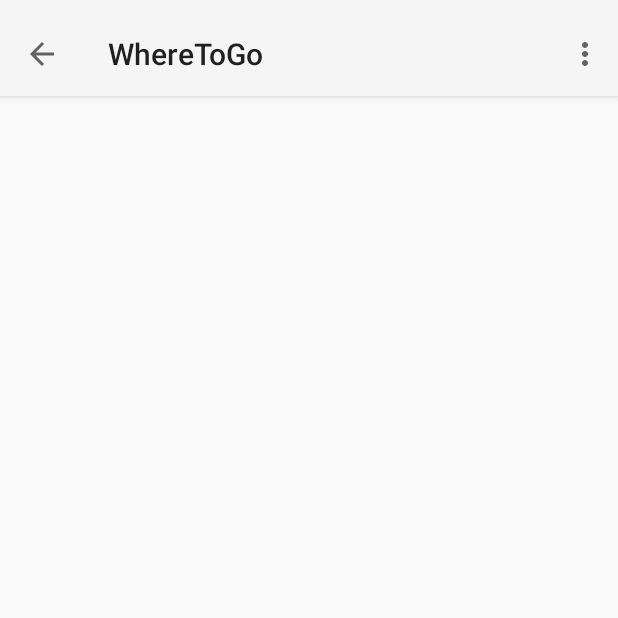
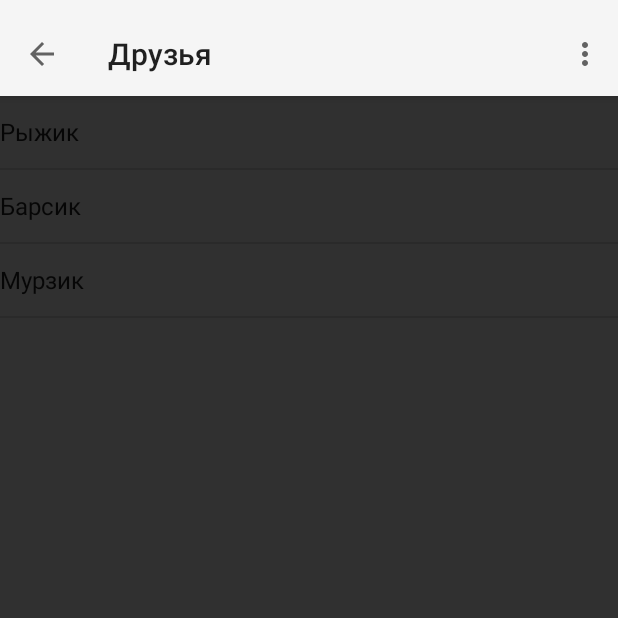
Before and after one commit to SAVeselovskiy/WhereToGo, an Android app: the MainActivity screen opened directly, with no data from a screen before it, on a phone screen of 412 x 824 dp, the top half of it. Run offline under Robolectric (Android 15) with nearby library versions, the phone set to English and light mode, and no system bars; libraries missing offline, so code that uses them is left out: com.mikepenz.iconics, com.mikepenz.materialdrawer, com.vk.sdk; 2 statements that could not run were skipped.

Commit message:
add vk auth, fragment and list view on friend list (next step - try fill list with friends, save auth token for next session)

```diff
--- a/app/build.gradle
+++ b/app/build.gradle
@@ -24,8 +24,11 @@ android {
 
 dependencies {
     compile fileTree(dir: 'libs', include: ['*.jar'])
-    compile 'com.android.support:appcompat-v7:22.0.0'
     compile('com.mikepenz.materialdrawer:library:0.9.5@aar') {
         transitive = true
     }
+    compile project(':vksdk_library')
+    compile 'com.android.support:appcompat-v7:22.0.0'
+    compile 'com.android.support:support-v4:22.0.0'
+    compile 'com.google.android.gms:play-services:7.0.0'
 }
--- /dev/null
+++ b/app/src/main/java/ru/saveselovskiy/mycursach/FriendList/FriendListFragment.java
@@ -0,0 +1,46 @@
+package ru.saveselovskiy.mycursach.FriendList;
+
+import android.app.Activity;
+import android.app.Fragment;
+import android.os.Bundle;
+import android.view.LayoutInflater;
+import android.view.View;
+import android.view.ViewGroup;
+import android.widget.ArrayAdapter;
+import android.widget.ListView;
+
+import ru.saveselovskiy.mycursach.R;
+
+/**
+ * Created by Admin on 29.03.2015.
+ */
+public class FriendListFragment extends Fragment {
+    public static final String TAG = FriendListFragment.class
+            .getSimpleName();
+    private Activity up;
+    public static FriendListFragment newInstance(){
+        return new FriendListFragment();
+    }
+    public FriendListFragment(){
+
+    }
+    @Override
+    public void onCreate(Bundle savedInstanceState) {
+        super.onCreate(savedInstanceState);
+//        setRetainInstance(true);
+    }
+
+
+    @Override
+    public View onCreateView(LayoutInflater inflater, ViewGroup container,
+                             Bundle savedInstanceState) {
+        ListView rootView = (ListView)inflater.inflate(R.layout.fragment_friend_list, container,
+                false);
+        ArrayAdapter<String> adapter = new ArrayAdapter(getActivity(), R.layout.friend_list_item,new  String[]{"Рыжик", "Барсик", "Мурзик"});
+        getActivity().setTitle("Друзья");
+        rootView.setAdapter(adapter);
+        up = getActivity();
+//        getData();
+        return rootView;
+    }
+}
--- a/app/src/main/java/ru/saveselovskiy/mycursach/MainActivity.java
+++ b/app/src/main/java/ru/saveselovskiy/mycursach/MainActivity.java
@@ -1,14 +1,18 @@
 package ru.saveselovskiy.mycursach;
 
 import android.app.Activity;
+import android.app.Fragment;
+import android.content.Intent;
 import android.support.v7.app.ActionBarActivity;
 import android.os.Bundle;
 import android.support.v7.widget.Toolbar;
+import android.util.Log;
 import android.view.Menu;
 import android.view.MenuItem;
 import android.view.View;
 import android.view.inputmethod.InputMethodManager;
 import android.widget.AdapterView;
+import android.widget.Toast;
 
 import com.mikepenz.iconics.typeface.FontAwesome;
 import com.mikepenz.materialdrawer.Drawer;
@@ -19,10 +23,14 @@ import com.mikepenz.materialdrawer.model.SectionDrawerItem;
 
 import com.mikepenz.iconics.typeface.FontAwesome;
 import com.mikepenz.materialdrawer.model.interfaces.IDrawerItem;
+import com.mikepenz.materialdrawer.model.interfaces.Nameable;
+import com.vk.sdk.VKScope;
+import com.vk.sdk.VKUIHelper;
 
+import ru.saveselovskiy.mycursach.FriendList.FriendListFragment;
 
 public class MainActivity extends ActionBarActivity {
-
+    private Fragment currentFragment = null;
     @Override
     protected void onCreate(Bundle savedInstanceState) {
         super.onCreate(savedInstanceState);
@@ -53,14 +61,41 @@ public class MainActivity extends ActionBarActivity {
 
             @Override
             public void onDrawerClosed(View drawerView) {
+
             }
         }).withOnDrawerItemClickListener(new Drawer.OnDrawerItemClickListener() {
             @Override
             public void onItemClick(AdapterView<?> adapterView, View view, int i, long l, IDrawerItem iDrawerItem) {
 
             }
+        }).withOnDrawerItemClickListener(new Drawer.OnDrawerItemClickListener() {
+            @Override
+            // Обработка клика
+            public void onItemClick(AdapterView<?> parent, View view, int position, long id, IDrawerItem drawerItem) {
+                switch (position){
+                    case 1:{
+                        if (currentFragment != null && currentFragment instanceof FriendListFragment){
+                            break;
+                        }
+                        currentFragment = FriendListFragment.newInstance();
+                        getFragmentManager().beginTransaction().add(R.id.parent_container, currentFragment,FriendListFragment.TAG).commit();
+                        Toast.makeText(MainActivity.this, "did pressed" + position, Toast.LENGTH_SHORT).show();
+                        break;
+                    }
+                    default:{
+                        if (currentFragment == null) break;
+                        setTitle(R.string.app_name);
+                        getFragmentManager().beginTransaction().remove(currentFragment).commit();
+                        currentFragment = null;
+                    }
+                }
+                closeContextMenu();
+
+            }
         })
                 .build();
+        currentFragment = FriendListFragment.newInstance();
+        getFragmentManager().beginTransaction().add(R.id.parent_container, currentFragment,FriendListFragment.TAG).commit();
     }
 
 
@@ -85,4 +120,22 @@ public class MainActivity extends ActionBarActivity {
 
         return super.onOptionsItemSelected(item);
     }
+
+    @Override
+    protected void onResume() {
+        super.onResume();
+        VKUIHelper.onResume(this);
+    }
+
+    @Override
+    protected void onDestroy() {
+        super.onDestroy();
+        VKUIHelper.onDestroy(this);
+    }
+
+    @Override
+    protected void onActivityResult(int requestCode, int resultCode, Intent data) {
+        super.onActivityResult(requestCode, resultCode, data);
+        VKUIHelper.onActivityResult(this, requestCode, resultCode, data);
+    }
 }
--- a/app/src/main/res/layout/activity_main.xml
+++ b/app/src/main/res/layout/activity_main.xml
@@ -4,7 +4,13 @@ xmlns:tools="http://schemas.android.com/tools"
 android:layout_width="match_parent"
 android:layout_height="match_parent"
 tools:context=".MainActivity">
-
+<RelativeLayout
+    android:layout_width="match_parent"
+    android:layout_height="match_parent"
+    tools:context=".MainActivity"
+    android:id="@+id/parent_container"
+    android:layout_below="@+id/toolbar">
+</RelativeLayout>
 <android.support.v7.widget.Toolbar
     android:id="@+id/toolbar"
     android:layout_width="match_parent"
--- /dev/null
+++ b/app/src/main/res/layout/fragment_friend_list.xml
@@ -0,0 +1,11 @@
+<?xml version="1.0" encoding="utf-8"?>
+<ListView xmlns:android="http://schemas.android.com/apk/res/android"
+    android:layout_width="match_parent"
+    android:layout_height="match_parent"
+    android:layout_centerHorizontal="true"
+    android:id="@+id/SA_friend_list"
+    android:layout_alignParentTop="true"
+    android:background="@color/background_material_dark"
+    android:layout_alignParentBottom="true">
+
+</ListView>
--- /dev/null
+++ b/app/src/main/res/layout/friend_list_item.xml
@@ -0,0 +1,8 @@
+<?xml version="1.0" encoding="utf-8"?>
+<TextView xmlns:android="http://schemas.android.com/apk/res/android"
+    android:id="@+id/text1"
+    android:layout_width="match_parent"
+    android:layout_height="wrap_content"
+    android:textAppearance="?android:attr/textAppearanceListItemSmall"
+    android:gravity="center_vertical"
+    android:minHeight="?android:attr/listPreferredItemHeightSmall" />
--- a/app/src/main/res/values/strings.xml
+++ b/app/src/main/res/values/strings.xml
@@ -18,4 +18,7 @@
     <string name="drawer_item_museum">Выставки</string>
     <string name="drawer_item_about">О Программе</string>
 
+<!-- TODO: Remove or change this placeholder text -->
+    <string name="hello_blank_fragment">Hello blank fragment</string>
+
 </resources>
```
Also changed, not shown: app/src/main/AndroidManifest.xml (+8 -8 lines), app/src/main/java/ru/saveselovskiy/mycursach/Login/Login.java (+75 -6 lines), app/src/main/res/values-large/refs.xml (added, +12 -0 lines), app/src/main/res/values-sw600dp/refs.xml (added, +11 -0 lines), app/src/main/res/values/refs.xml (added, +11 -0 lines), 2 other files.
